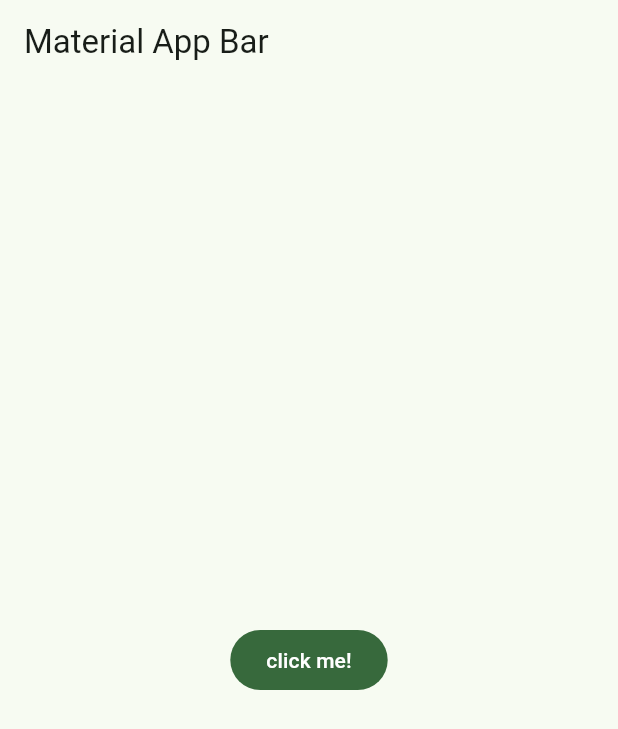
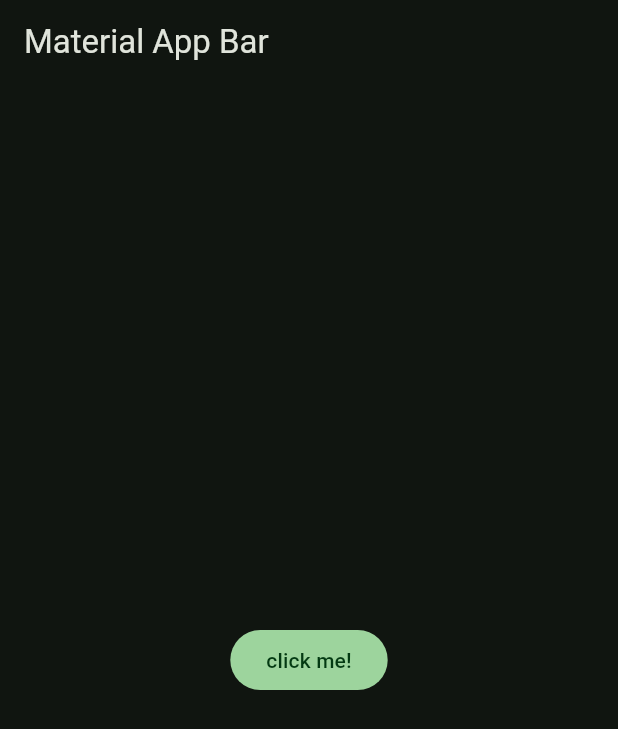
Before and after one commit to alexisSiT/yesapp, a Flutter app: the screen it shows after launch, on a phone screen of 412 x 824 dp. Shown: the top 729 px of the screen. Run offline on Flutter 3.47's test engine with Material 3 defaults, Android fonts, the phone set to English and light mode, and no system bars.

Commit message:
feat: global styles

```diff
--- a/lib/config/theme/app_theme.dart
+++ b/lib/config/theme/app_theme.dart
@@ -13,9 +13,12 @@ const List<Color> _colorThemes = [
 class AppTheme {
   final int selectedColor;
 
-  AppTheme({this.selectedColor = 0}) : assert(selectedColor >= 0, 'colors must be between 0 and ${ _colorThemes.length}');
+  AppTheme({this.selectedColor = 0}) : assert(selectedColor >= 0 && selectedColor <= _colorThemes.length - 1, 'colors must be between 0 and ${ _colorThemes.length}');
 
   ThemeData theme() {
-    return ThemeData(colorSchemeSeed: _colorThemes[selectedColor]);
+    return ThemeData(
+      colorSchemeSeed: _colorThemes[selectedColor],
+      brightness: Brightness.dark
+    );
   }
 }
--- a/lib/main.dart
+++ b/lib/main.dart
@@ -10,7 +10,7 @@ class MyApp extends StatelessWidget {
   Widget build(BuildContext context) {
     return MaterialApp(
       debugShowCheckedModeBanner: false,
-      theme: AppTheme().theme(),
+      theme: AppTheme(selectedColor: 0).theme(),
       title: 'Yes No App',
       home: Scaffold(
         appBar: AppBar(
```
